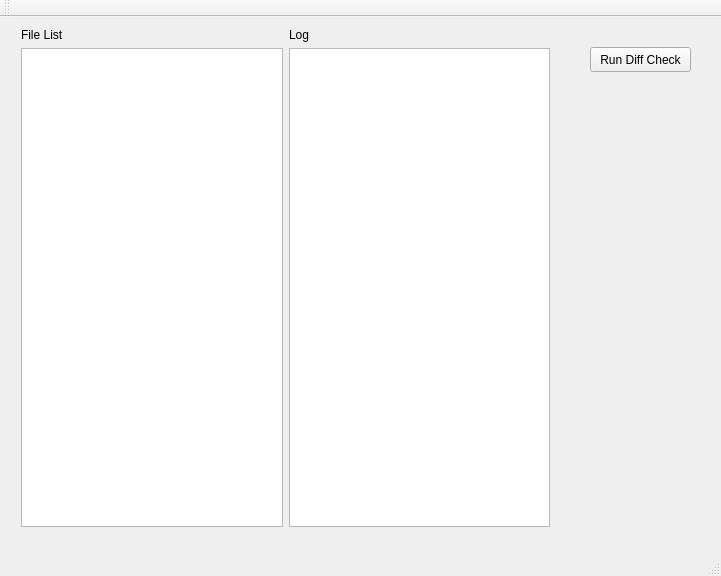
Old version of the form mainwindow.ui in the repository stlfatboy/diff_gui.
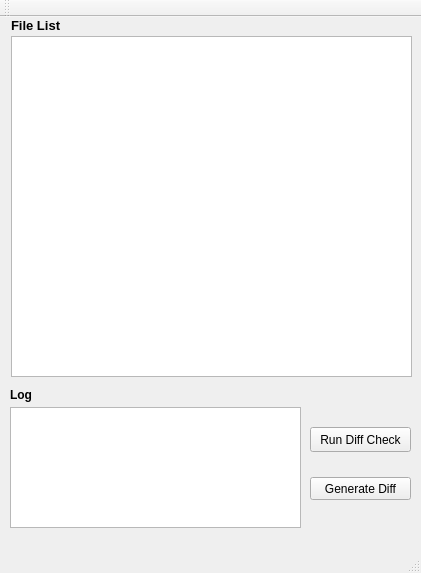
New version of the form. Icons and pictures are not drawn.

```diff
--- a/mainwindow.ui
+++ b/mainwindow.ui
@@ -6,55 +6,44 @@
    <rect>
     <x>0</x>
     <y>0</y>
-    <width>721</width>
-    <height>576</height>
+    <width>421</width>
+    <height>573</height>
    </rect>
   </property>
+  <property name="minimumSize">
+   <size>
+    <width>421</width>
+    <height>573</height>
+   </size>
+  </property>
+  <property name="maximumSize">
+   <size>
+    <width>421</width>
+    <height>573</height>
+   </size>
+  </property>
+  <property name="contextMenuPolicy">
+   <enum>Qt::NoContextMenu</enum>
+  </property>
   <property name="windowTitle">
-   <string>MainWindow</string>
+   <string>Diff_GUI</string>
+  </property>
+  <property name="windowIcon">
+   <iconset>
+    <normaloff>cow.png</normaloff>cow.png</iconset>
+  </property>
+  <property name="autoFillBackground">
+   <bool>true</bool>
+  </property>
+  <property name="dockNestingEnabled">
+   <bool>false</bool>
   </property>
   <widget class="QWidget" name="centralWidget">
-   <widget class="QWidget" name="horizontalLayoutWidget">
-    <property name="geometry">
-     <rect>
-      <x>10</x>
-      <y>0</y>
-      <width>551</width>
-      <height>521</height>
-     </rect>
-    </property>
-    <layout class="QGridLayout" name="gridLayout">
-     <item row="1" column="1">
-      <widget class="QPlainTextEdit" name="LogText"/>
-     </item>
-     <item row="1" column="0">
-      <widget class="QListWidget" name="Filelistwidget">
-       <property name="resizeMode">
-        <enum>QListView::Fixed</enum>
-       </property>
-      </widget>
-     </item>
-     <item row="0" column="0">
-      <widget class="QLabel" name="label_2">
-       <property name="text">
-        <string>File List</string>
-       </property>
-      </widget>
-     </item>
-     <item row="0" column="1">
-      <widget class="QLabel" name="label_3">
-       <property name="text">
-        <string>Log</string>
-       </property>
-      </widget>
-     </item>
-    </layout>
-   </widget>
    <widget class="QPushButton" name="pushButton">
     <property name="geometry">
      <rect>
-      <x>590</x>
-      <y>30</y>
+      <x>310</x>
+      <y>410</y>
       <width>101</width>
       <height>25</height>
      </rect>
@@ -63,6 +52,84 @@
      <string>Run Diff Check</string>
     </property>
    </widget>
+   <widget class="QPushButton" name="pushButton_2">
+    <property name="geometry">
+     <rect>
+      <x>310</x>
+      <y>460</y>
+      <width>101</width>
+      <height>23</height>
+     </rect>
+    </property>
+    <property name="text">
+     <string>Generate Diff</string>
+    </property>
+   </widget>
+   <widget class="QPlainTextEdit" name="LogText">
+    <property name="geometry">
+     <rect>
+      <x>10</x>
+      <y>390</y>
+      <width>291</width>
+      <height>121</height>
+     </rect>
+    </property>
+   </widget>
+   <widget class="QListWidget" name="Filelistwidget">
+    <property name="geometry">
+     <rect>
+      <x>11</x>
+      <y>19</y>
+      <width>401</width>
+      <height>341</height>
+     </rect>
+    </property>
+    <property name="resizeMode">
+     <enum>QListView::Fixed</enum>
+    </property>
+   </widget>
+   <widget class="QLabel" name="label_2">
+    <property name="geometry">
+     <rect>
+      <x>11</x>
+      <y>1</y>
+      <width>81</width>
+      <height>16</height>
+     </rect>
+    </property>
+    <property name="text">
+     <string>&lt;html&gt;&lt;head/&gt;&lt;body&gt;&lt;p&gt;&lt;span style=&quot; font-size:10pt; font-weight:600;&quot;&gt;File List&lt;/span&gt;&lt;/p&gt;&lt;/body&gt;&lt;/html&gt;</string>
+    </property>
+   </widget>
+   <widget class="QLabel" name="label_3">
+    <property name="geometry">
+     <rect>
+      <x>10</x>
+      <y>370</y>
+      <width>31</width>
+      <height>16</height>
+     </rect>
+    </property>
+    <property name="text">
+     <string>&lt;html&gt;&lt;head/&gt;&lt;body&gt;&lt;p&gt;&lt;span style=&quot; font-weight:600;&quot;&gt;Log&lt;/span&gt;&lt;/p&gt;&lt;/body&gt;&lt;/html&gt;</string>
+    </property>
+   </widget>
+  </widget>
+  <widget class="QToolBar" name="mainToolBar">
+   <property name="enabled">
+    <bool>false</bool>
+   </property>
+   <attribute name="toolBarArea">
+    <enum>TopToolBarArea</enum>
+   </attribute>
+   <attribute name="toolBarBreak">
+    <bool>false</bool>
+   </attribute>
+  </widget>
+  <widget class="QStatusBar" name="statusBar">
+   <property name="enabled">
+    <bool>false</bool>
+   </property>
   </widget>
   <widget class="QMenuBar" name="menuBar">
    <property name="geometry">
@@ -74,15 +141,6 @@
     </rect>
    </property>
   </widget>
-  <widget class="QToolBar" name="mainToolBar">
-   <attribute name="toolBarArea">
-    <enum>TopToolBarArea</enum>
-   </attribute>
-   <attribute name="toolBarBreak">
-    <bool>false</bool>
-   </attribute>
-  </widget>
-  <widget class="QStatusBar" name="statusBar"/>
  </widget>
  <layoutdefault spacing="6" margin="11"/>
  <resources/>
```
Left out of the diff: 10 changed lines with no effect on the pictures.
